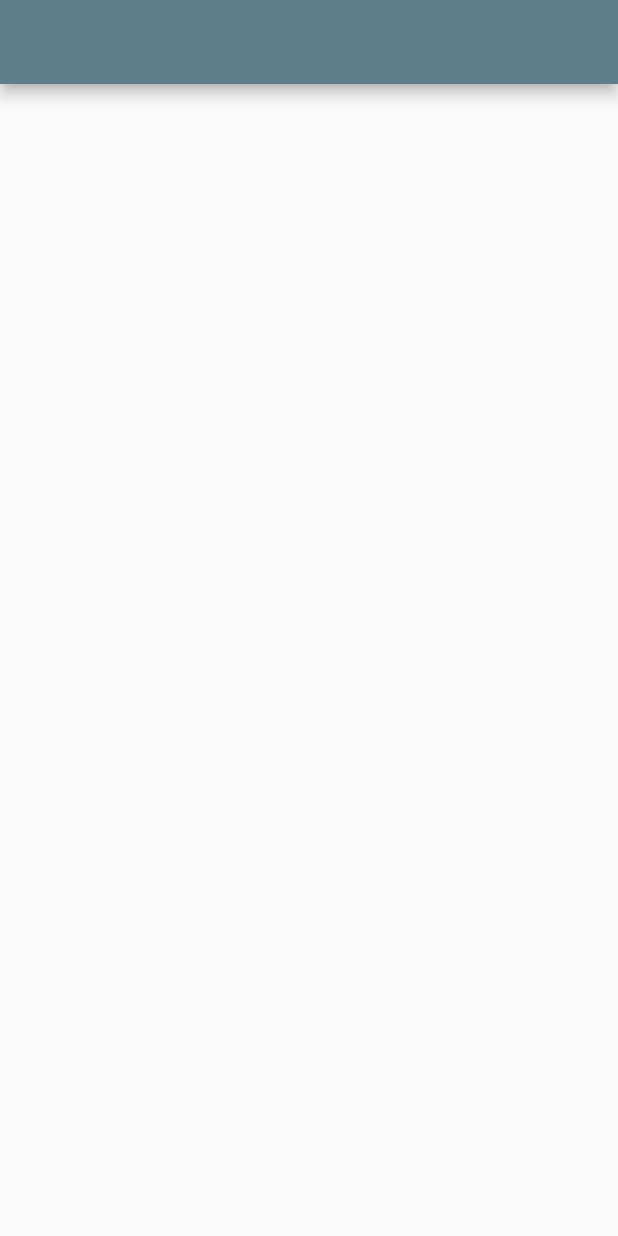
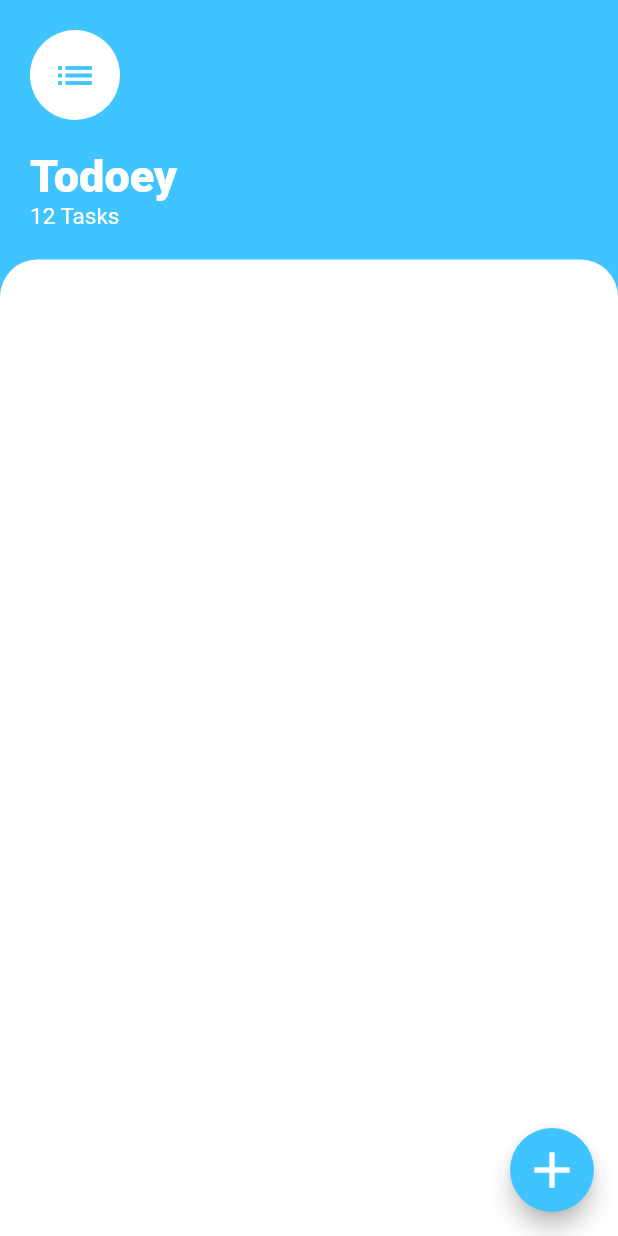
Before and after one commit to LoaiAlhakeam/Todoey, a Flutter app: the screen it shows after launch, on a phone screen of 412 x 824 dp. Run offline on Flutter 3.47's test engine with Material 2 defaults, Android fonts, the phone set to English and light mode, and no system bars.

Commit message:
Design Tasks screen

```diff
--- a/lib/Screens/first_screen.dart
+++ b/lib/Screens/first_screen.dart
@@ -1,13 +1,72 @@
+import 'package:flutter/cupertino.dart';
 import 'package:flutter/material.dart';
 
 class FirstScreen extends StatelessWidget {
   @override
   Widget build(BuildContext context) {
     return Scaffold(
-      appBar: AppBar(
-        backgroundColor: Colors.blueGrey,
+      backgroundColor: Colors.lightBlueAccent,
+      body: SafeArea(
+        child: Column(
+          crossAxisAlignment: CrossAxisAlignment.start,
+          children: [
+            Padding(
+              padding: EdgeInsets.all(20.0),
+              child: Column(
+                crossAxisAlignment: CrossAxisAlignment.start,
+                children: [
+                  CircleAvatar(
+                    backgroundColor: Colors.white,
+                    radius: 30.0,
+                    child: Icon(
+                      Icons.list,
+                      color: Colors.lightBlueAccent,
+                      size: 30.0,
+                    ),
+                  ),
+                  SizedBox(
+                    height: 20.0,
+                  ),
+                  Text(
+                    'Todoey',
+                    style: TextStyle(
+                      color: Colors.white,
+                      fontSize: 30.0,
+                      fontWeight: FontWeight.w800,
+                    ),
+                  ),
+                  Text(
+                    '12 Tasks',
+                    style: TextStyle(
+                      color: Colors.white,
+                      fontSize: 15.0,
+                    ),
+                  )
+                ],
+              ),
+            ),
+            Expanded(
+              child: Container(
+                decoration: BoxDecoration(
+                    color: Colors.white,
+                    borderRadius: BorderRadius.only(
+                      topLeft: Radius.circular(25.0),
+                      topRight: Radius.circular(25.0),
+                    )),
+              ),
+            ),
+          ],
+        ),
       ),
-      body: Container(),
+      floatingActionButton: FloatingActionButton(
+        onPressed: () {},
+        backgroundColor: Colors.lightBlueAccent,
+        child: Icon(
+          Icons.add,
+          size: 40.0,
+          color: Colors.white,
+        ),
+      ),
     );
   }
 }
```
